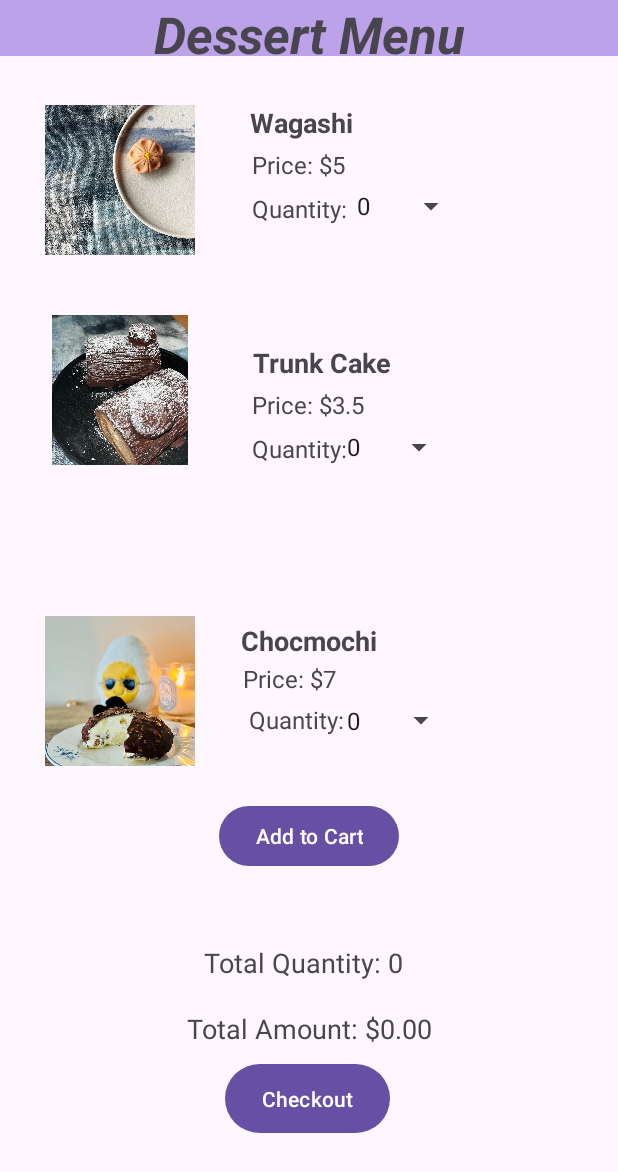
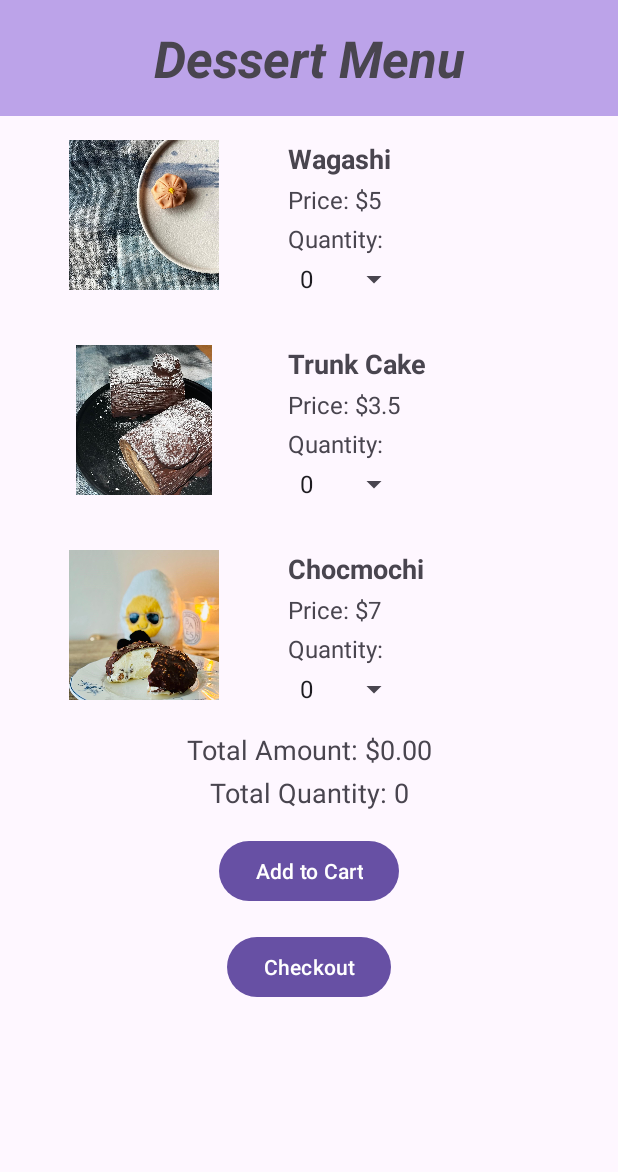
Before and after one commit to FeichenYu2001/Dessert_V4, an Android app: the DessertMenuActivity screen opened directly, with no data from a screen before it, on a phone screen of 412 x 824 dp. Shown: the top 1172 px of the screen. Run offline under Robolectric (Android 15) with nearby library versions, the phone set to English and light mode, and no system bars.

Commit message:
Detail page and menu page layout update.

```diff
--- a/app/src/main/java/com/example/dessert/DessertDetailActivity.kt
+++ b/app/src/main/java/com/example/dessert/DessertDetailActivity.kt
@@ -1,6 +1,7 @@
 package com.example.dessert
 
 import android.os.Bundle
+import android.widget.Button
 import android.widget.ImageView
 import android.widget.TextView
 import androidx.appcompat.app.AppCompatActivity
@@ -13,20 +14,36 @@ class DessertDetailActivity : AppCompatActivity() {
 
         // Retrieve resource IDs from Intent
         val dessertNameResId = intent.getIntExtra("DESSERT_NAME_RES_ID", 0)
-        val dessertPriceResId = intent.getIntExtra("DESSERT_PRICE_RES_ID", 0)
         val dessertImageResId = intent.getIntExtra("DESSERT_IMAGE_RES_ID", 0)
 
         // Get values from resources
         val dessertName = getString(dessertNameResId)
-        val dessertPrice = getString(dessertPriceResId)
 
         // Set data to views
         val dessertNameTextView: TextView = findViewById(R.id.dessertName)
-        val dessertPriceTextView: TextView = findViewById(R.id.dessertPrice)
         val dessertImageView: ImageView = findViewById(R.id.dessertImage)
+        val dessertIngredientTextView: TextView = findViewById(R.id.dessertIngredients)
+        val backButton: Button = findViewById(R.id.backButton)
+
 
         dessertNameTextView.text = dessertName
-        dessertPriceTextView.text = "Price: $${dessertPrice} each"
         dessertImageView.setImageResource(dessertImageResId)
+
+        // Set ingredients based on dessert name
+        val ingredients = if (dessertNameResId == R.string.dessert1) {
+            getString(R.string.ingredients_dessert1)
+        } else if (dessertNameResId == R.string.dessert2) {
+            getString(R.string.ingredients_dessert2)
+        } else if (dessertNameResId == R.string.dessert3) {
+            getString(R.string.ingredients_dessert3)
+        } else {
+            ""
+        }
+        dessertIngredientTextView.text = ingredients
+
+        // Set back button functionality
+        backButton.setOnClickListener {
+            finish() // Go back to the previous activity
+        }
     }
 }
--- a/app/src/main/res/layout/activity_dessert_detail.xml
+++ b/app/src/main/res/layout/activity_dessert_detail.xml
@@ -1,7 +1,7 @@
-<LinearLayout
-    xmlns:android="http://schemas.android.com/apk/res/android"
+<LinearLayout xmlns:android="http://schemas.android.com/apk/res/android"
     android:layout_width="match_parent"
     android:layout_height="match_parent"
+    xmlns:app="http://schemas.android.com/apk/res-auto"
     android:orientation="vertical"
     android:padding="16dp">
 
@@ -26,14 +26,21 @@
         android:layout_gravity="center_horizontal"
         android:padding="8dp" />
 
-    <!-- Dessert Price -->
+    <!-- Dessert Ingredient -->
     <TextView
-        android:id="@+id/dessertPrice"
-        android:layout_width="wrap_content"
+        android:id="@+id/dessertIngredients"
+        android:layout_width="match_parent"
         android:layout_height="wrap_content"
-        android:text="Price: $0.00"
-        android:textSize="18sp"
         android:layout_gravity="center_horizontal"
-        android:padding="8dp" />
+        android:padding="8dp"
+        android:textSize="18sp" />
+
+    <!-- Back Button -->
+
+    <Button
+        android:id="@+id/backButton"
+        android:layout_width="match_parent"
+        android:layout_height="wrap_content"
+        android:text="@string/back_button" />
 
 </LinearLayout>
--- a/app/src/main/res/layout/activity_dessert_menu.xml
+++ b/app/src/main/res/layout/activity_dessert_menu.xml
@@ -6,278 +6,240 @@
     android:layout_height="match_parent"
     tools:context="com.example.dessert.DessertMenuActivity">
 
-    <!-- Dessert Image 1 -->
+    <!-- Header TextView -->
+    <TextView
+        android:id="@+id/textView11"
+        style="@style/Widget.MaterialComponents.TextView"
+        android:layout_width="0dp"
+        android:layout_height="wrap_content"
+        android:background="#BCA3E9"
+        android:text="Dessert Menu"
+        android:textAlignment="center"
+        android:textSize="34sp"
+        android:textStyle="bold|italic"
+        app:layout_constraintTop_toTopOf="parent"
+        app:layout_constraintStart_toStartOf="parent"
+        app:layout_constraintEnd_toEndOf="parent"
+        android:padding="16dp"/>
 
+    <!-- Dessert 1 Image -->
     <ImageView
         android:id="@+id/dessert1"
         android:layout_width="160dp"
         android:layout_height="100dp"
-        android:layout_marginTop="60dp"
-        android:layout_marginBottom="30dp"
         android:contentDescription="@string/dessert1"
         android:src="@drawable/dessert1"
-        app:layout_constraintBottom_toTopOf="@+id/dessert2"
-        app:layout_constraintEnd_toEndOf="parent"
-        app:layout_constraintHorizontal_bias="0.0"
+        app:layout_constraintTop_toBottomOf="@id/textView11"
         app:layout_constraintStart_toStartOf="parent"
-        app:layout_constraintTop_toTopOf="parent" />
+        android:layout_marginTop="16dp"
+        android:layout_marginStart="16dp" />
 
-    <!-- Spinner for Dessert 1 Quantity -->
-
-    <!-- Dessert 2 -->
-
+    <!-- Dessert 1 Name -->
     <TextView
         android:id="@+id/dessert1Name"
-        android:layout_width="80dp"
-        android:layout_height="25dp"
-        android:layout_marginTop="32dp"
-        android:layout_marginBottom="2dp"
+        android:layout_width="wrap_content"
+        android:layout_height="wrap_content"
         android:text="@string/dessert1"
         android:textSize="18sp"
         android:textStyle="bold"
-        app:layout_constraintBottom_toTopOf="@+id/textView12"
-        app:layout_constraintEnd_toEndOf="parent"
-        app:layout_constraintHorizontal_bias="0.502"
-        app:layout_constraintStart_toStartOf="parent"
-        app:layout_constraintTop_toBottomOf="@+id/textView11" />
+        app:layout_constraintTop_toTopOf="@id/dessert1"
+        app:layout_constraintStart_toEndOf="@id/dessert1"
+        android:layout_marginStart="16dp" />
 
-    <!-- Spinner for Dessert 2 Quantity -->
+    <!-- Dessert 1 Price -->
+    <TextView
+        android:id="@+id/textView12"
+        android:layout_width="wrap_content"
+        android:layout_height="wrap_content"
+        android:text="Price: $5"
+        android:textSize="16sp"
+        app:layout_constraintTop_toBottomOf="@id/dessert1Name"
+        app:layout_constraintStart_toEndOf="@id/dessert1"
+        android:layout_marginTop="4dp"
+        android:layout_marginStart="16dp" />
 
-    <!-- Dessert 3 -->
+    <!-- Dessert 1 Quantity Label -->
+    <TextView
+        android:id="@+id/textView15"
+        android:layout_width="wrap_content"
+        android:layout_height="wrap_content"
+        android:text="Quantity:"
+        android:textSize="16sp"
+        app:layout_constraintTop_toBottomOf="@id/textView12"
+        app:layout_constraintStart_toEndOf="@id/dessert1"
+        android:layout_marginTop="4dp"
+        android:layout_marginStart="16dp" />
 
-    <!-- Spinner for Dessert 3 Quantity -->
-
+    <!-- Dessert 1 Quantity Spinner -->
     <Spinner
         android:id="@+id/quantityDessert1Spinner"
-        android:layout_width="81dp"
-        android:layout_height="24dp"
-        android:layout_marginStart="8dp"
-        android:layout_marginTop="88dp"
-        app:layout_constraintEnd_toEndOf="parent"
-        app:layout_constraintHorizontal_bias="0.689"
-        app:layout_constraintStart_toStartOf="parent"
-        app:layout_constraintTop_toBottomOf="@+id/textView11" />
+        android:layout_width="wrap_content"
+        android:layout_height="wrap_content"
+        app:layout_constraintTop_toBottomOf="@id/textView15"
+        app:layout_constraintStart_toEndOf="@id/dessert1"
+        android:layout_marginTop="4dp"
+        android:layout_marginStart="16dp" />
 
+    <!-- Dessert 2 Image -->
     <ImageView
         android:id="@+id/dessert2"
         android:layout_width="160dp"
         android:layout_height="100dp"
-        android:layout_marginTop="30dp"
-        android:layout_marginBottom="30dp"
         android:contentDescription="@string/dessert2"
         android:src="@drawable/dessert2"
-        app:layout_constraintBottom_toTopOf="@+id/dessert3"
-        app:layout_constraintEnd_toEndOf="parent"
-        app:layout_constraintHorizontal_bias="0.0"
+        app:layout_constraintTop_toBottomOf="@id/quantityDessert1Spinner"
         app:layout_constraintStart_toStartOf="parent"
-        app:layout_constraintTop_toBottomOf="@id/quantityDessert1Spinner"
-        app:layout_constraintVertical_bias="0.303" />
+        android:layout_marginTop="32dp"
+        android:layout_marginStart="16dp" />
 
+    <!-- Dessert 2 Name -->
     <TextView
         android:id="@+id/dessert2Name"
-        android:layout_width="100dp"
-        android:layout_height="25dp"
-        android:layout_marginTop="72dp"
-        android:layout_marginBottom="2dp"
+        android:layout_width="wrap_content"
+        android:layout_height="wrap_content"
         android:text="@string/dessert2"
         android:textSize="18sp"
         android:textStyle="bold"
-        app:layout_constraintBottom_toTopOf="@+id/textView13"
-        app:layout_constraintEnd_toEndOf="parent"
-        app:layout_constraintHorizontal_bias="0.54"
-        app:layout_constraintStart_toStartOf="parent"
-        app:layout_constraintTop_toBottomOf="@+id/quantityDessert1Spinner" />
+        app:layout_constraintTop_toTopOf="@id/dessert2"
+        app:layout_constraintStart_toEndOf="@id/dessert2"
+        android:layout_marginStart="16dp" />
 
+    <!-- Dessert 2 Price -->
+    <TextView
+        android:id="@+id/textView13"
+        android:layout_width="wrap_content"
+        android:layout_height="wrap_content"
+        android:text="Price: $3.5"
+        android:textSize="16sp"
+        app:layout_constraintTop_toBottomOf="@id/dessert2Name"
+        app:layout_constraintStart_toEndOf="@id/dessert2"
+        android:layout_marginTop="4dp"
+        android:layout_marginStart="16dp" />
+
+    <!-- Dessert 2 Quantity Label -->
+    <TextView
+        android:id="@+id/textView17"
+        android:layout_width="wrap_content"
+        android:layout_height="wrap_content"
+        android:text="Quantity:"
+        android:textSize="16sp"
+        app:layout_constraintTop_toBottomOf="@id/textView13"
+        app:layout_constraintStart_toEndOf="@id/dessert2"
+        android:layout_marginTop="4dp"
+        android:layout_marginStart="16dp" />
+
+    <!-- Dessert 2 Quantity Spinner -->
     <Spinner
         android:id="@+id/quantityDessert2Spinner"
-        android:layout_width="80dp"
-        android:layout_height="25dp"
-        android:layout_marginTop="136dp"
-        app:layout_constraintEnd_toEndOf="parent"
-        app:layout_constraintHorizontal_bias="0.673"
-        app:layout_constraintStart_toStartOf="parent"
-        app:layout_constraintTop_toBottomOf="@+id/quantityDessert1Spinner" />
+        android:layout_width="wrap_content"
+        android:layout_height="wrap_content"
+        app:layout_constraintTop_toBottomOf="@id/textView17"
+        app:layout_constraintStart_toEndOf="@id/dessert2"
+        android:layout_marginTop="4dp"
+        android:layout_marginStart="16dp" />
 
+    <!-- Dessert 3 Image -->
     <ImageView
         android:id="@+id/dessert3"
         android:layout_width="160dp"
         android:layout_height="100dp"
-        android:layout_marginTop="100dp"
         android:contentDescription="@string/dessert3"
         android:src="@drawable/dessert3"
-        app:layout_constraintEnd_toEndOf="parent"
-        app:layout_constraintHorizontal_bias="0.0"
+        app:layout_constraintTop_toBottomOf="@id/quantityDessert2Spinner"
         app:layout_constraintStart_toStartOf="parent"
-        app:layout_constraintTop_toBottomOf="@id/quantityDessert2Spinner" />
+        android:layout_marginTop="32dp"
+        android:layout_marginStart="16dp" />
 
+    <!-- Dessert 3 Name -->
     <TextView
         android:id="@+id/dessert3Name"
         android:layout_width="wrap_content"
         android:layout_height="wrap_content"
-        android:layout_marginTop="104dp"
         android:text="@string/dessert3"
         android:textSize="18sp"
         android:textStyle="bold"
-        app:layout_constraintEnd_toEndOf="parent"
-        app:layout_constraintStart_toStartOf="parent"
-        app:layout_constraintTop_toBottomOf="@+id/quantityDessert2Spinner" />
+        app:layout_constraintTop_toTopOf="@id/dessert3"
+        app:layout_constraintStart_toEndOf="@id/dessert3"
+        android:layout_marginStart="16dp" />
 
-    <!-- Total Amount and Total Quantity TextViews -->
+    <!-- Dessert 3 Price -->
+    <TextView
+        android:id="@+id/textView14"
+        android:layout_width="wrap_content"
+        android:layout_height="wrap_content"
+        android:text="Price: $7"
+        android:textSize="16sp"
+        app:layout_constraintTop_toBottomOf="@id/dessert3Name"
+        app:layout_constraintStart_toEndOf="@id/dessert3"
+        android:layout_marginTop="4dp"
+        android:layout_marginStart="16dp" />
 
+    <!-- Dessert 3 Quantity Label -->
+    <TextView
+        android:id="@+id/textView18"
+        android:layout_width="wrap_content"
+        android:layout_height="wrap_content"
+        android:text="Quantity:"
+        android:textSize="16sp"
+        app:layout_constraintTop_toBottomOf="@id/textView14"
+        app:layout_constraintStart_toEndOf="@id/dessert3"
+        android:layout_marginTop="4dp"
+        android:layout_marginStart="16dp" />
+
+    <!-- Dessert 3 Quantity Spinner -->
     <Spinner
         android:id="@+id/quantityDessert3Spinner"
-        android:layout_width="81dp"
-        android:layout_height="26dp"
-        android:layout_marginTop="28dp"
-        app:layout_constraintEnd_toEndOf="parent"
-        app:layout_constraintHorizontal_bias="0.675"
-        app:layout_constraintStart_toStartOf="parent"
-        app:layout_constraintTop_toBottomOf="@id/dessert3Name" />
+        android:layout_width="wrap_content"
+        android:layout_height="wrap_content"
+        app:layout_constraintTop_toBottomOf="@id/textView18"
+        app:layout_constraintStart_toEndOf="@id/dessert3"
+        android:layout_marginTop="4dp"
+        android:layout_marginStart="16dp" />
 
+    <!-- Total Amount -->
     <TextView
         android:id="@+id/totalAmount"
         android:layout_width="wrap_content"
         android:layout_height="wrap_content"
-        android:layout_marginTop="180dp"
         android:text="Total Amount: $0.00"
         android:textSize="18sp"
+        app:layout_constraintTop_toBottomOf="@id/quantityDessert3Spinner"
+        app:layout_constraintStart_toStartOf="parent"
         app:layout_constraintEnd_toEndOf="parent"
-        app:layout_constraintStart_toStartOf="parent"
-        app:layout_constraintTop_toBottomOf="@id/quantityDessert3Spinner" />
+        android:layout_marginTop="16dp" />
 
+    <!-- Total Quantity -->
     <TextView
         android:id="@+id/totalQuantity"
         android:layout_width="wrap_content"
         android:layout_height="wrap_content"
-        android:layout_marginTop="4dp"
         android:text="Total Quantity: 0"
         android:textSize="18sp"
-        app:layout_constraintBottom_toBottomOf="@+id/addToOrderButton"
+        app:layout_constraintTop_toBottomOf="@id/totalAmount"
+        app:layout_constraintStart_toStartOf="parent"
         app:layout_constraintEnd_toEndOf="parent"
-        app:layout_constraintHorizontal_bias="0.488"
-        app:layout_constraintStart_toStartOf="parent"
-        app:layout_constraintTop_toBottomOf="@id/totalAmount" />
+        android:layout_marginTop="4dp" />
 
     <!-- Add to Order Button -->
     <Button
         android:id="@+id/addToOrderButton"
         android:layout_width="wrap_content"
         android:layout_height="wrap_content"
-        android:layout_marginTop="40dp"
         android:text="Add to Cart"
+        app:layout_constraintTop_toBottomOf="@id/totalQuantity"
+        app:layout_constraintStart_toStartOf="parent"
         app:layout_constraintEnd_toEndOf="parent"
-        app:layout_constraintStart_toStartOf="parent"
-        app:layout_constraintTop_toBottomOf="@+id/quantityDessert3Spinner" />
+        android:layout_marginTop="16dp" />
 
+    <!-- Checkout Button -->
     <Button
         android:id="@+id/addToCheckoutButton"
-        android:layout_width="110dp"
-        android:layout_height="54dp"
-        android:layout_marginTop="212dp"
+        android:layout_width="wrap_content"
+        android:layout_height="wrap_content"
         android:text="Checkout"
+        app:layout_constraintTop_toBottomOf="@id/addToOrderButton"
+        app:layout_constraintStart_toStartOf="parent"
         app:layout_constraintEnd_toEndOf="parent"
-        app:layout_constraintHorizontal_bias="0.496"
-        app:layout_constraintStart_toStartOf="parent"
-        app:layout_constraintTop_toBottomOf="@+id/quantityDessert3Spinner" />
-
-    <TextView
-        android:id="@+id/textView11"
-        style="@style/Widget.MaterialComponents.TextView"
-        android:layout_width="412dp"
-        android:layout_height="37dp"
-        android:autoText="false"
-        android:background="#BCA3E9"
-        android:backgroundTintMode="src_over"
-        android:breakStrategy="simple"
-        android:bufferType="spannable"
-        android:capitalize="sentences"
-        android:clickable="false"
-        android:text="Dessert Menu"
-        android:textAlignment="center"
-        android:textSize="34sp"
-        android:textStyle="bold|italic"
-        tools:layout_editor_absoluteX="18dp"
-        tools:layout_editor_absoluteY="13dp" />
-
-    <TextView
-        android:id="@+id/textView12"
-        android:layout_width="80dp"
-        android:layout_height="25dp"
-        android:layout_marginStart="8dp"
-        android:layout_marginTop="2dp"
-        android:layout_marginBottom="2dp"
-        android:text="Price: $5"
-        android:textSize="16sp"
-        app:layout_constraintBottom_toTopOf="@+id/textView15"
-        app:layout_constraintStart_toEndOf="@+id/dessert1"
-        app:layout_constraintTop_toBottomOf="@+id/dessert1Name" />
-
-    <TextView
-        android:id="@+id/textView13"
-        android:layout_width="80dp"
-        android:layout_height="25dp"
-        android:layout_marginStart="8dp"
-        android:layout_marginTop="2dp"
-        android:layout_marginBottom="2dp"
-        android:text="Price: $3.5"
-        android:textSize="16sp"
-        app:layout_constraintBottom_toTopOf="@+id/textView17"
-        app:layout_constraintStart_toEndOf="@+id/dessert2"
-        app:layout_constraintTop_toBottomOf="@+id/dessert2Name" />
-
-    <TextView
-        android:id="@+id/textView14"
-        android:layout_width="80dp"
-        android:layout_height="25dp"
-        android:layout_marginStart="2dp"
-        android:layout_marginTop="2dp"
-        android:text="Price: $7"
-        android:textSize="16sp"
-        app:layout_constraintStart_toEndOf="@+id/dessert3"
-        app:layout_constraintTop_toBottomOf="@+id/dessert3Name" />
-
-    <TextView
-        android:id="@+id/textView15"
-        android:layout_width="80dp"
-        android:layout_height="25dp"
-        android:layout_marginStart="8dp"
-        android:layout_marginTop="2dp"
-        android:layout_marginEnd="9dp"
-        android:layout_marginBottom="76dp"
-        android:text="Quantity:"
-        android:textSize="16sp"
-        app:layout_constraintBottom_toTopOf="@+id/dessert2Name"
-        app:layout_constraintEnd_toStartOf="@+id/quantityDessert1Spinner"
-        app:layout_constraintHorizontal_bias="0.0"
-        app:layout_constraintStart_toEndOf="@+id/dessert1"
-        app:layout_constraintTop_toBottomOf="@+id/textView12"
-        app:layout_constraintVertical_bias="0.0" />
-
-    <TextView
-        android:id="@+id/textView17"
-        android:layout_width="80dp"
-        android:layout_height="25dp"
-        android:layout_marginStart="8dp"
-        android:layout_marginTop="4dp"
-        android:text="Quantity:"
-        android:textSize="16sp"
-        app:layout_constraintEnd_toStartOf="@+id/quantityDessert2Spinner"
-        app:layout_constraintHorizontal_bias="0.0"
-        app:layout_constraintStart_toEndOf="@+id/dessert2"
-        app:layout_constraintTop_toBottomOf="@+id/textView13" />
-
-    <TextView
-        android:id="@+id/textView18"
-        android:layout_width="80dp"
-        android:layout_height="25dp"
-        android:layout_marginStart="2dp"
-        android:layout_marginTop="2dp"
-        android:layout_marginEnd="15dp"
-        android:text=" Quantity:"
-        android:textSize="16sp"
-        app:layout_constraintEnd_toStartOf="@+id/quantityDessert3Spinner"
-        app:layout_constraintHorizontal_bias="0.0"
-        app:layout_constraintStart_toEndOf="@+id/dessert3"
-        app:layout_constraintTop_toBottomOf="@+id/textView14" />
+        android:layout_marginTop="16dp" />
 
 </androidx.constraintlayout.widget.ConstraintLayout>
--- a/app/src/main/res/values/strings.xml
+++ b/app/src/main/res/values/strings.xml
@@ -1,8 +1,20 @@
 <resources>
     <string name="app_name">Dessert</string>
+
+    <!-- Dessert name -->
     <string name="dessert1">Wagashi</string>
     <string name="dessert2">Trunk Cake</string>
     <string name="dessert3">Chocmochi</string>
+
     <!-- Dessert image -->
     <string name="dessert_image">Dessert Image</string>
+
+    <!-- Ingredients for each dessert -->
+    <string name="ingredients_dessert1">Ingredients per Wagashi:\n* 25 grams white bean paste (about 6.5 tbsp)\n* 1.25 g shiratamako (about 1.2 tsp)\n* 2.5 g water (about 2.5 tsp)\n* 15 g red bean paste (4 tbsp)\n* gel food coloring</string>
+    <string name="ingredients_dessert2">Ingredients per cake: Cake roll:\n* Egg white: 80g\n* Egg yolk: 50g\n* Sugar: 35g (egg white) + 10g (egg yolk)\n* Cake flour: 20g\n* Cocoa powder: 4g\n* Butter: 20g\n* Whipped cream: 75g\n* Sugar for whipped cream: 10g\n\nTree root coating:\n* Dark chocolate: 40g\n* Whipped cream: 40g</string>
+    <string name="ingredients_dessert3">Ingredients per chocolate mochi:\n*Chocolate filling:\n* Light cream: 8g\n* Dark chocolate: 8g\n* Light cream: 35g\n* White sugar: 8g\n\nGlutinous rice wrapper:\n* Glutinous rice flour: 16g\n* Corn starch: 5g\n* Cane sugar: 5g\n* Milk: 30g\n* Cocoa powder: 1.5g\n* Butter (add after steaming): 3g</string>
+
+    <!-- Back button label -->
+    <string name="back_button">Back</string>
+
 </resources>
```
